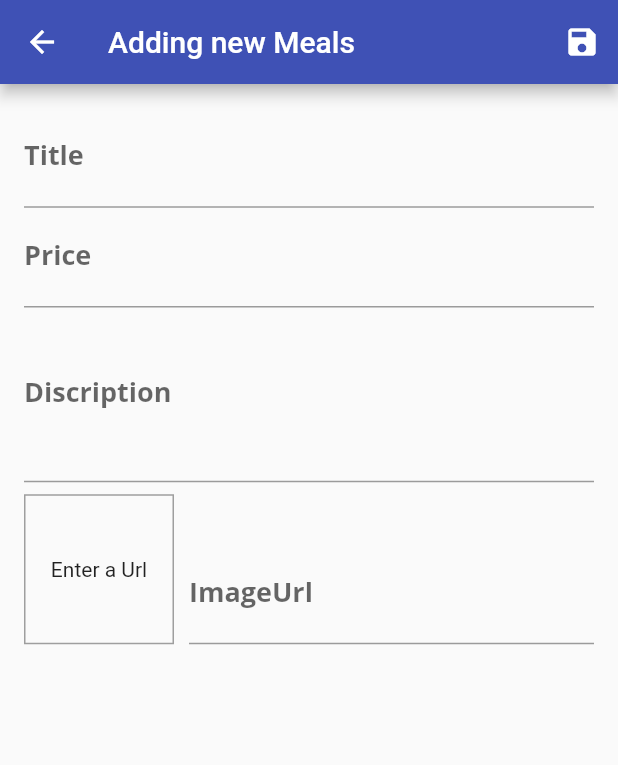
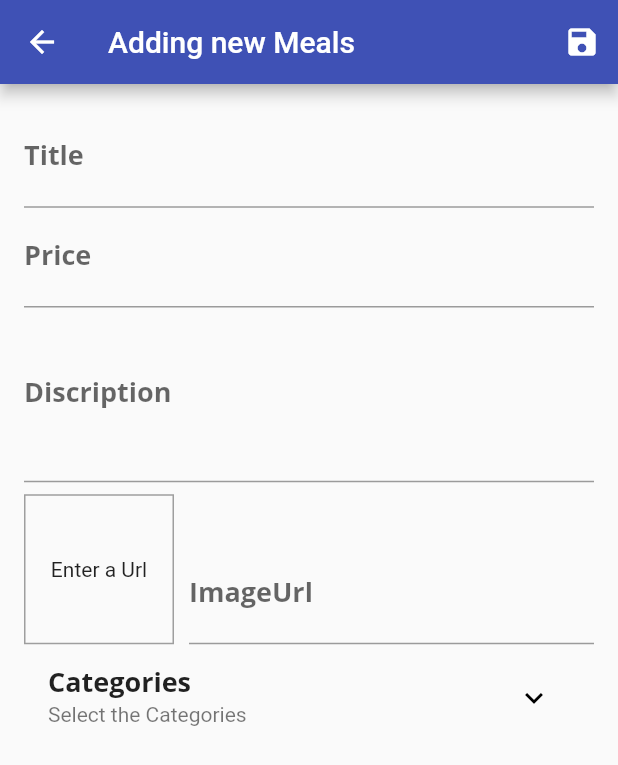
Before and after one commit to Zunair123456789/fast_food_cafe_grill, a Flutter app: the MenuUpdateScreen screen opened directly, after a tap on the "add" icon, on a phone screen of 412 x 824 dp. Shown: the top 765 px of the screen. Run offline on Flutter 3.47's test engine with Material 2 defaults, Android fonts, the phone set to English and light mode, and no system bars; our stand-ins replace cloud_firestore, firebase_core, flutter_image_slideshow, intro_slider; missing offline and left inert: curved_nav_bar; accounts and stored records are empty.

Commit message:
Categories  handling
completing database integration and form input to application

```diff
--- a/lib/Provider/Menu.dart
+++ b/lib/Provider/Menu.dart
@@ -8,7 +8,7 @@ class Menu extends ChangeNotifier {
   final String imageUrl;
   final double price;
   final String description;
-  final List catogries;
+  final List categories;
   bool isFavorite;
   Menu({
     required this.id,
@@ -16,7 +16,7 @@ class Menu extends ChangeNotifier {
     required this.imageUrl,
     required this.price,
     required this.description,
-    required this.catogries,
+    required this.categories,
     this.isFavorite = false,
   });
   Future<void> toggleFavoriteStatus() async {
--- a/lib/Provider/Menu_Provider.dart
+++ b/lib/Provider/Menu_Provider.dart
@@ -66,7 +66,7 @@ class MenusProvider extends ChangeNotifier {
   ];
 
   // ignore: prefer_final_fields
-  List _listOfCatogries = [
+  List _listOfCategories = [
     'Everyday Value',
     'Make it a Meal',
     'Signature Box',
@@ -75,12 +75,29 @@ class MenusProvider extends ChangeNotifier {
     'Snacks'
   ];
 
+  List tempList = [];
+
+  void addDataToTemop(String category) {
+    if (tempList.contains(category)) {
+      return;
+    } else {
+      tempList.add(category);
+    }
+  }
+
+  void emptyTempList() {
+    tempList.clear();
+  }
+
+  List<String> get listOfCategories {
+    return [..._listOfCategories];
+  }
+
   List<Menu> get listOfMeal {
     return [..._listOfMeals];
   }
 
   Menu findById(String id) {
-    // print(id);
     return _listOfMeals.firstWhere((pro) => pro.id == id);
   }
 
@@ -103,8 +120,8 @@ class MenusProvider extends ChangeNotifier {
             price: menuData['price'],
             description: menuData['description'],
             isFavorite: menuData['isFavorite'],
-          catogries: [],
-        ));
+            categories: menuData['categories']));
+        // print(menuData['categories']);
       });
       // print(loadedMenu.first.id);
       _listOfMeals = loadedMenu;
@@ -122,14 +139,15 @@ class MenusProvider extends ChangeNotifier {
         'imageUrl': menu.imageUrl,
         'price': menu.price,
         'description': menu.description,
-        'isFavorite': menu.isFavorite
+        'isFavorite': menu.isFavorite,
+        'categories': tempList,
       });
       final newMenuItem = Menu(
           id: response.id,
           title: menu.title,
           imageUrl: menu.imageUrl,
           price: menu.price,
-          catogries: menu.catogries,
+          categories: tempList,
           description: menu.description);
       _listOfMeals.add(newMenuItem);
 
@@ -151,6 +169,7 @@ class MenusProvider extends ChangeNotifier {
         'imageUrl': newMenu.imageUrl,
         'price': newMenu.price,
         'description': newMenu.description,
+        'categories': tempList
       });
 
       _listOfMeals[menuIndex] = newMenu;
--- a/lib/Screens/EditMenuScreen.dart
+++ b/lib/Screens/EditMenuScreen.dart
@@ -1,5 +1,8 @@
+import 'dart:math';
+
 import 'package:fast_food_cafe_grill/Provider/Menu.dart';
 import 'package:fast_food_cafe_grill/Provider/Menu_Provider.dart';
+import 'package:fast_food_cafe_grill/Widget/CategoriesSelection.dart';
 import 'package:flutter/material.dart';
 import 'package:provider/provider.dart';
 // import 'package:flutter_tags/flutter_tags.dart';
@@ -17,13 +20,14 @@ class _EditMenuScreenState extends State<EditMenuScreen> {
   final _imageUrlController = TextEditingController();
   final _imageUrlFocusNode = FocusNode();
   final _form = GlobalKey<FormState>();
+
   // ignore: prefer_final_fields
   var _editedMenu = Menu(
     id: '',
     title: '',
     imageUrl: '',
     price: 0,
-    catogries: [],
+    categories: [],
     description: '',
   );
   var initValue = {
@@ -34,10 +38,12 @@ class _EditMenuScreenState extends State<EditMenuScreen> {
   };
   var _isInit = true;
   var _isLoading = false;
+  var _isExpanded = false;
 
   @override
   void initState() {
     _imageUrlFocusNode.addListener(_updateImageUrl);
+
     super.initState();
   }
 
@@ -53,8 +59,12 @@ class _EditMenuScreenState extends State<EditMenuScreen> {
           'title': _editedMenu.title,
           'description': _editedMenu.description,
           'price': _editedMenu.price.toString(),
+
           // 'imageUrl': _editedMenu.imageUr
         };
+        print(_editedMenu.title);
+        print(_editedMenu.categories);
+        Provider.of<MenusProvider>(context).tempList = _editedMenu.categories;
         _imageUrlController.text = _editedMenu.imageUrl;
       }
     }
@@ -83,9 +93,34 @@ class _EditMenuScreenState extends State<EditMenuScreen> {
 
   Future<void> _saveForm() async {
     final isValid = _form.currentState!.validate();
+    final data =
+        await Provider.of<MenusProvider>(context, listen: false).tempList;
+
+    print(data);
     if (!isValid) {
       return;
     }
+
+    if (data.isEmpty) {
+      showDialog(
+          context: context,
+          builder: (ctx) {
+            return AlertDialog(
+              title: const Text('Categories Check'),
+              content: const Text('Please add some categories '),
+              actions: [
+                TextButton(
+                    onPressed: () {
+                      Navigator.of(context).pop();
+                      return;
+                    },
+                    child: const Text('Okay'))
+              ],
+            );
+          });
+      return;
+    }
+
     _form.currentState!.save();
     setState(() {
       _isLoading = true;
@@ -122,20 +157,21 @@ class _EditMenuScreenState extends State<EditMenuScreen> {
         //   setState(() {
         //     _isLoading = false;
         //   });
-        _isLoading = false;
-        Navigator.of(context).pop();
+
       }
+      _isLoading = false;
+      Navigator.of(context).pop();
     }
   }
 
-  List _listOfCatogries = [
-    'Everyday Value',
-    'Make it a Meal',
-    'Signature Box',
-    'Sharing',
-    'Mid Night Deals',
-    'Snacks'
-  ];
+  // final _listOfCatogries = [
+  //   'Everyday Value',
+  //   'Make it a Meal',
+  //   'Signature Box',
+  //   'Sharing',
+  //   'Mid Night Deals',
+  //   'Snacks'
+  // ];
 
   @override
   Widget build(BuildContext context) {
@@ -173,7 +209,7 @@ class _EditMenuScreenState extends State<EditMenuScreen> {
                               imageUrl: _editedMenu.imageUrl,
                               price: _editedMenu.price,
                               description: _editedMenu.description,
-                              catogries: _editedMenu.catogries,
+                              categories: _editedMenu.categories,
                               isFavorite: _editedMenu.isFavorite);
                         },
                         validator: (value) {
@@ -197,7 +233,7 @@ class _EditMenuScreenState extends State<EditMenuScreen> {
                               imageUrl: _editedMenu.imageUrl,
                               price: double.parse(value!),
                               description: _editedMenu.description,
-                              catogries: _editedMenu.catogries,
+                              categories: _editedMenu.categories,
                               isFavorite: _editedMenu.isFavorite);
                         },
                         validator: (value) {
@@ -227,7 +263,7 @@ class _EditMenuScreenState extends State<EditMenuScreen> {
                               imageUrl: _editedMenu.imageUrl,
                               price: _editedMenu.price,
                               description: value.toString(),
-                              catogries: _editedMenu.catogries,
+                              categories: _editedMenu.categories,
                               isFavorite: _editedMenu.isFavorite);
                         },
                         validator: (value) {
@@ -282,7 +318,7 @@ class _EditMenuScreenState extends State<EditMenuScreen> {
                                     imageUrl: value.toString(),
                                     price: _editedMenu.price,
                                     description: _editedMenu.description,
-                                    catogries: _editedMenu.catogries,
+                                    categories: _editedMenu.categories,
                                     isFavorite: _editedMenu.isFavorite);
                               },
                               validator: (value) {
@@ -305,6 +341,52 @@ class _EditMenuScreenState extends State<EditMenuScreen> {
                           ),
                         ],
                       ),
+//..........................................................................................................................................
+
+                      ListTile(
+                        title: const Text('Categories'),
+                        subtitle: const Text(
+                          'Select the Categories',
+                          style: TextStyle(color: Colors.black54),
+                        ),
+                        trailing: IconButton(
+                          onPressed: () {
+                            setState(() {
+                              _isExpanded = !_isExpanded;
+                            });
+                          },
+                          icon: Icon(
+                            _isExpanded ? Icons.expand_less : Icons.expand_more,
+                            color: Colors.black,
+                          ),
+                        ),
+                      ),
+                      _isExpanded
+                          ? Container(
+                              padding: const EdgeInsets.symmetric(
+                                  horizontal: 15, vertical: 0),
+                              height: min(
+                                  Provider.of<MenusProvider>(context)
+                                              .listOfCategories
+                                              .length *
+                                          20.0 +
+                                      10,
+                                  100.0),
+                              child: ListView.builder(
+                                  itemCount: Provider.of<MenusProvider>(context,
+                                          listen: false)
+                                      .listOfCategories
+                                      .length,
+                                  itemBuilder: (ctx, index) {
+                                    return CategoriesSelection(
+                                        category: Provider.of<MenusProvider>(
+                                                context,
+                                                listen: false)
+                                            .listOfCategories[index]);
+                                  }),
+                            )
+                          : Container()
+//........................................................................................................................
                     ],
                   )),
             ),
--- a/lib/Screens/MenuUpdateScreen.dart
+++ b/lib/Screens/MenuUpdateScreen.dart
@@ -20,6 +20,7 @@ class MenuUpdateScreen extends StatelessWidget {
         actions: [
           IconButton(
               onPressed: () {
+                menuData.emptyTempList();
                 Navigator.of(context)
                     .pushNamed(EditMenuScreen.routeName, arguments: '');
               },
--- a/lib/Widget/UserMenuEdit.dart
+++ b/lib/Widget/UserMenuEdit.dart
@@ -26,6 +26,8 @@ class UserMenuEdit extends StatelessWidget {
           children: [
             IconButton(
                 onPressed: () {
+                  Provider.of<MenusProvider>(context, listen: false)
+                      .emptyTempList();
                   Navigator.of(context)
                       .pushNamed(EditMenuScreen.routeName, arguments: id);
                 },
--- a/pubspec.yaml
+++ b/pubspec.yaml
@@ -23,6 +23,7 @@ dependencies:
   firebase_storage: ^10.2.4
   firebase_core_web: ^1.6.1
   cloud_firestore: ^3.1.10
+  intl: ^0.17.0
 
 
 
```
Also changed, not shown: lib/Screens/MoreScreen.dart (+16 -0 lines), lib/Screens/OrderScreen.dart (added, +20 -0 lines), lib/Widget/CategoriesSelection.dart (added, +45 -0 lines), lib/Widget/orderItem.dart (added, +71 -0 lines), pubspec.lock. Lines whose indentation alone changed are shown as unchanged.
